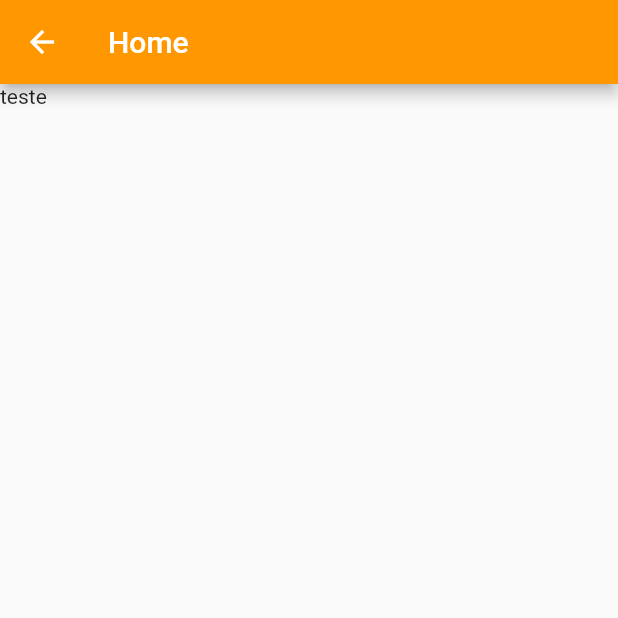
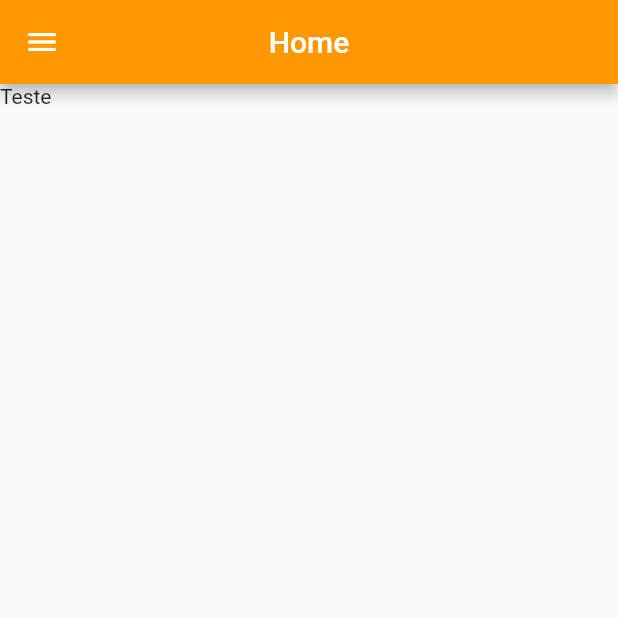
Before and after one commit to prvilela/PersonalTrainerApp, a Flutter app: the screen it shows after launch, after a tap on "Sign-in", on a phone screen of 412 x 824 dp, the top half of it. Run offline on Flutter 3.47's test engine with Material 2 defaults, Android fonts, the phone set to English and light mode, and no system bars.

Commit message:
Atualização 20/08/2019

```diff
--- a/lib/home.dart
+++ b/lib/home.dart
@@ -1,23 +1,43 @@
 import 'package:flutter/material.dart';
+import 'package:personal_trainer/Widget/custom_drawer.dart';
+import 'package:personal_trainer/tabs/home_tab.dart';
+import 'package:personal_trainer/tabs/student_tab.dart';
 
 class telaPrincipal extends StatefulWidget {
-  String texto;
-  telaPrincipal(this.texto);
 
   @override
   _telaPrincipalState createState() => _telaPrincipalState();
 }
 
 class _telaPrincipalState extends State<telaPrincipal> {
+
+  final _pageController= PageController();
+
   @override
   Widget build(BuildContext context) {
-    return Scaffold(
-      appBar: AppBar(title: Text("Home"), backgroundColor: Colors.orange,),
-      body:
-      Column(children: <Widget>[
-        Text(widget.texto)
-
-      ],),
+    return PageView(
+      controller: _pageController,
+      physics: NeverScrollableScrollPhysics(),
+      children: <Widget>[
+        Scaffold(
+          appBar: AppBar(
+            title: Text("Home"),
+            backgroundColor: Colors.orange,
+            centerTitle: true,
+          ),
+          drawer: CustomDrawer(_pageController),
+          body: HomeTab(),
+        ),
+        Scaffold(
+          appBar: AppBar(
+            title: Text("Alunos"),
+            backgroundColor: Colors.orange,
+            centerTitle: true,
+          ),
+          drawer: CustomDrawer(_pageController),
+          body: StudentTab(),
+        )
+      ],
     );
   }
 }
--- a/lib/main.dart
+++ b/lib/main.dart
@@ -80,7 +80,7 @@ class _MyHomePageState extends State<MyHomePage> {
                   MaterialPageRoute(
                     builder: (context){
                     //telaSecundaria("asghduifasdfasdfbabsd");
-                    return telaPrincipal("teste");
+                    return telaPrincipal();
                     }
                   )
                 );
--- /dev/null
+++ b/lib/tabs/home_tab.dart
@@ -0,0 +1,12 @@
+import 'package:flutter/material.dart';
+
+class HomeTab extends StatelessWidget {
+
+  @override
+  Widget build(BuildContext context) {
+    return Column(children: <Widget>[
+      Text("Teste")
+
+    ],);
+  }
+}
```
Also changed, not shown: lib/Widget/custom_drawer.dart (added, +36 -0 lines), lib/tabs/student_tab.dart (added, +16 -0 lines), lib/tiles/drawer_tile.dart (added, +47 -0 lines), pubspec.lock, 1 other file.
